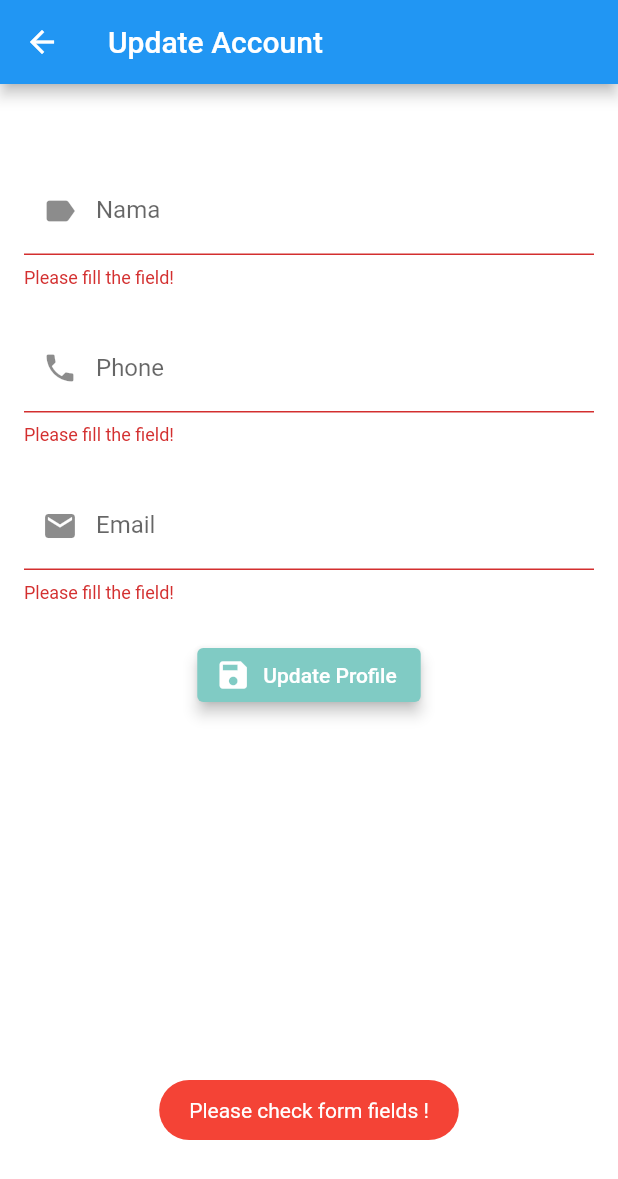
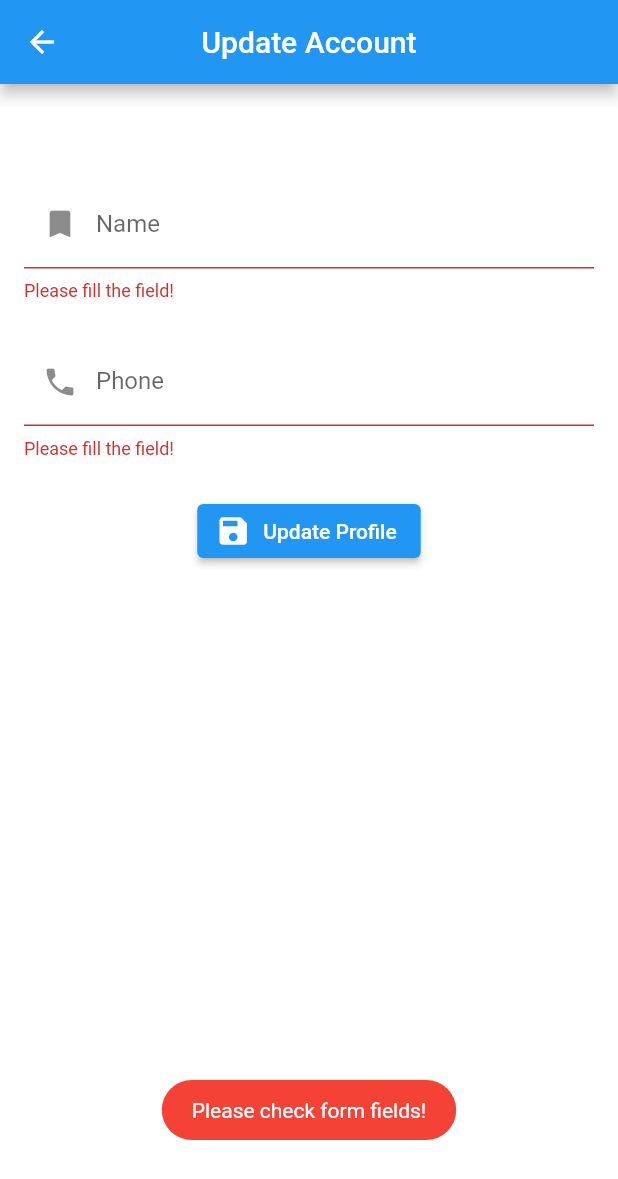
Before and after one commit to cyberval26/portolink_user, a Flutter app: the UpdateAccount screen opened directly, after a tap on "Update Profile", on a phone screen of 412 x 824 dp. Shown: the top 1179 px of the screen. Run offline on Flutter 3.47's test engine with Material 2 defaults, Android fonts, the light colour scheme and no system bars; our stand-ins replace cloud_firestore, email_validator, file_picker, firebase_auth, firebase_core, firebase_messaging and 5 more; missing offline and left inert: cloud_firestore_web, firebase_auth_web, firebase_core_web, firebase_messaging_web, firebase_storage_web, image_picker_for_web; accounts and stored records are empty; statements that could not run were skipped.

Commit message:
pending, acc ws. README NOTICE

```diff
--- a/lib/models/pending.dart
+++ b/lib/models/pending.dart
@@ -4,6 +4,7 @@ class Pending {
   final String pendingId;
   final String templateName;
   final String link;
+  final String reason;
   final String color;
   final String description;
   final String status;
@@ -12,6 +13,7 @@ class Pending {
     this.pendingId,
     this.templateName,
     this.link,
+    this.reason,
     this.color,
     this.description,
     this.status,
@@ -21,6 +23,7 @@ class Pending {
     pendingId,
     templateName,
     link,
+    reason,
     color,
     description,
     status,
--- a/lib/services/auth_services.dart
+++ b/lib/services/auth_services.dart
@@ -62,7 +62,7 @@ class AuthServices {
     });
     return true;
   }
-  static Future<bool> updateaccount(Users users, String id) async {
+  static Future<bool> updateAccount(Users users, String id) async {
     bool hsl = true;
     await Firebase.initializeApp();
     await userCollection.doc(id).update({
--- a/lib/services/order_services.dart
+++ b/lib/services/order_services.dart
@@ -16,6 +16,7 @@ class OrderServices {
       'pendingId': pending.pendingId,
       'templateName': pending.templateName,
       'link': pending.link,
+      'reason': pending.reason,
       'color': pending.color,
       'description': pending.description,
       'status': "In Progress",
@@ -54,6 +55,7 @@ class OrderServices {
       'pendingId': pending.pendingId,
       'templateName': pending.templateName,
       'link': pending.link,
+      'reason': pending.reason,
       'color': pending.color,
       'description': pending.description,
       'status': "In Progress",
--- a/lib/ui/pages/ordertemplate.dart
+++ b/lib/ui/pages/ordertemplate.dart
@@ -230,7 +230,7 @@ class _OrderTemplateState extends State<OrderTemplate> {
                                   });
                                   Order order = Order("",widget.name,ctrlColor.text,
                                       ctrlContact.text,"","","");
-                                  Pending pending = Pending("",widget.name,"",
+                                  Pending pending = Pending("",widget.name,"", "",
                                       ctrlColor.text,"","","");
 
                                   await OrderServices.addOrder(order,pending, imageFile).then((value){
--- a/lib/ui/pages/pendingrequest.dart
+++ b/lib/ui/pages/pendingrequest.dart
@@ -28,6 +28,7 @@ class _PendingRequestState extends State<PendingRequest> {
                   doc['pendingId'],
                   doc['templateName'],
                   doc['link'],
+                  doc['reason'],
                   doc['color'],
                   doc['description'],
                   doc['status'],
--- a/lib/ui/pages/requesttemplate.dart
+++ b/lib/ui/pages/requesttemplate.dart
@@ -243,7 +243,7 @@ class _RequestTemplateState extends State<RequestTemplate> {
                                   Order order = Order("",widget.name,ctrlDesc.text,
                                       "","","","");
                                   Pending pending = Pending("",widget.name,"",
-                                      "",ctrlDesc.text,"","");
+                                      "", "", ctrlDesc.text,"", "");
 
                                   await OrderServices.addRequest(order, pending, imageFile).then((value){
                                     if(value == true){
--- a/lib/ui/pages/updateaccount.dart
+++ b/lib/ui/pages/updateaccount.dart
@@ -6,7 +6,6 @@ class UpdateAccount extends StatefulWidget {
   final String name;
   final String phone;
   final String email;
-
   const UpdateAccount({
     Key key,
     this.id,
@@ -17,76 +16,60 @@ class UpdateAccount extends StatefulWidget {
   @override
   _UpdateAccountState createState() => _UpdateAccountState();
 }
-
 class _UpdateAccountState extends State<UpdateAccount> {
   bool isLoading = false;
   final _formKey = GlobalKey<FormState>();
   final ctrlName = TextEditingController();
-  final ctrlEmail = TextEditingController();
   final ctrlPhone = TextEditingController();
-  final ctrlContact = TextEditingController();
   PickedFile imageFile;
   final ImagePicker imagePicker = ImagePicker();
-
   //mengurangi memori ketika mengetik
-
   @override
   void initState() {
     ctrlName.text = widget.name;
-    ctrlEmail.text = widget.email;
     ctrlPhone.text = widget.phone;
     super.initState();
   }
-
   @override
   void dispose() {
     ctrlName.dispose();
-    ctrlEmail.dispose();
     ctrlPhone.dispose();
-    ctrlContact.dispose();
     super.dispose();
   }
-
   void clearForm() {
     ctrlName.clear();
-    ctrlEmail.clear();
     ctrlPhone.clear();
-    ctrlContact.clear();
     setState(() {
       imageFile = null;
     });
   }
-
   @override
   Widget build(BuildContext context) {
     return Scaffold(
       appBar: AppBar(
-          title: Text("Update Account"),
-          leading: IconButton(
-            icon: Icon(Icons.arrow_back),
-            onPressed: () =>
-                Navigator.pushReplacementNamed(context, ListTemplate.routeName),
-          )),
+        title: const Text("Update Account"),
+        centerTitle: true
+      ),
       resizeToAvoidBottomInset: false,
-      body: Container(
+      body: SizedBox(
         width: double.infinity,
         height: double.infinity,
-        child: Stack(children: [
-          Container(
-            child: ListView(padding: EdgeInsets.all(16), children: [
+        child: Stack(
+          children: [
+            ListView(
+              padding: const EdgeInsets.all(16),
+              children: [
                 Form(
                   key: _formKey,
                   child: Column(
                     children: [
-                    SizedBox(height: 15),
-                    SizedBox(height: 24),
+                      const SizedBox(height: 48),
                       TextFormField(
                         controller: ctrlName,
                         keyboardType: TextInputType.name,
-                      decoration: InputDecoration(
-                        labelText: "Nama",
-                        prefixIcon: Icon(Icons.label),
-                        //  border: OutlineInputBorder(),
+                        decoration: const InputDecoration(
+                          labelText: "Name",
+                          prefixIcon: Icon(Icons.bookmark)
                         ),
                         autovalidateMode: AutovalidateMode.onUserInteraction,
                         validator: (value) {
@@ -95,16 +78,15 @@ class _UpdateAccountState extends State<UpdateAccount> {
                           } else {
                             return null;
                           }
-                      },
+                        }
                       ),
-                    SizedBox(height: 24),
+                      const SizedBox(height: 24),
                       TextFormField(
                         controller: ctrlPhone,
-                      keyboardType: TextInputType.name,
-                      decoration: InputDecoration(
+                        keyboardType: TextInputType.number,
+                        decoration: const InputDecoration(
                           labelText: "Phone",
                           prefixIcon: Icon(Icons.phone),
-                        //  border: OutlineInputBorder(),
                         ),
                         autovalidateMode: AutovalidateMode.onUserInteraction,
                         validator: (value) {
@@ -113,27 +95,9 @@ class _UpdateAccountState extends State<UpdateAccount> {
                           } else {
                             return null;
                           }
-                      },
+                        }
                       ),
-                    SizedBox(height: 24),
-                    TextFormField(
-                      controller: ctrlEmail,
-                      keyboardType: TextInputType.name,
-                      decoration: InputDecoration(
-                        labelText: "Email",
-                        prefixIcon: Icon(Icons.mail),
-                        //  border: OutlineInputBorder(),
-                      ),
-                      autovalidateMode: AutovalidateMode.onUserInteraction,
-                      validator: (value) {
-                        if (value.isEmpty) {
-                          return "Please fill the field!";
-                        } else {
-                          return null;
-                        }
-                      },
-                    ),
-                    SizedBox(height: 24),
+                      const SizedBox(height: 24),
                       ElevatedButton.icon(
                         onPressed: () async {
                           if (_formKey.currentState.validate()) {
@@ -144,50 +108,41 @@ class _UpdateAccountState extends State<UpdateAccount> {
                               "",
                               ctrlName.text,
                               ctrlPhone.text,
-                              ctrlEmail.text,
                               "",
                               "",
                               "",
+                              ""
                             );
-                            await AuthServices.updateaccount(users, widget.id)
-                                .then((value) {
+                            await AuthServices.updateAccount(users, widget.id).then((value) {
                               if (value == true) {
-                                Fluttertoast.showToast(
-                                    msg: "Add order succesfully !",
-                                    backgroundColor: Colors.green);
+                                Fluttertoast.showToast(msg: "Update Success!", backgroundColor: Colors.grey);
                                 clearForm();
                                 setState(() {
                                   isLoading = false;
                                 });
-                                Navigator.pushReplacementNamed(
-                                    context, Dashboard.routeName);
+                                Navigator.pushReplacementNamed(context, AccountView.routeName);
                               } else {
-                                ActivityServices.showToast(
-                                    "Add Order failed", Colors.red);
+                                ActivityServices.showToast("Update failed", Colors.red);
                               }
                             });
                           } else {
-                            ActivityServices.showToast(
-                                "Please check form fields !", Colors.red);
-                            // bisa dikosongkan saja
-                            //Fluttertoast.showToast(msg: "Please check the fields !",backgroundColor: Colors.red);
+                            ActivityServices.showToast("Please check form fields!", Colors.red);
                           }
                         },
-                        icon: Icon(Icons.save),
-                        label: Text("Update Profile"),
-                        style: ElevatedButton.styleFrom(
-                          onPrimary: Colors.white,
-                          primary: Colors.teal[200],
-                          elevation: 4,
-                        )),
-                  ],
+                        icon: const Icon(Icons.save),
+                        label: const Text("Update Profile")
+                      )
+                    ]
+                  )
+                )
+              ]
             ),
-              ),
-            ]),
-          ),
-          isLoading == true ? ActivityServices.loadings() : Container()
-        ]),
-      ),
+            isLoading == true
+            ? ActivityServices.loadings()
+            : Container()
+          ]
+        )
+      )
     );
   }
 }
--- a/lib/ui/widgets/accountview.dart
+++ b/lib/ui/widgets/accountview.dart
@@ -2,6 +2,7 @@ part of "widgets.dart";
 
 class AccountView extends StatefulWidget {
   const AccountView({Key key, this.users}) : super(key: key);
+  static const String routeName = "/accountview";
   final Users users;
   @override
   _AccountViewState createState() => _AccountViewState();
@@ -32,7 +33,6 @@ class _AccountViewState extends State<AccountView> {
                       id: users.uid,
                       name: users.name,
                       phone: users.phone,
-                      email: users.email,
                     )
                   ));
                 }
@@ -46,18 +46,6 @@ class _AccountViewState extends State<AccountView> {
                     "  " + users.name,
                     textAlign: TextAlign.center,
                     style: const TextStyle(fontSize: 24)
-                  )
-                ]
-              ),
-              const SizedBox(height: 15),
-              Row(
-                mainAxisAlignment: MainAxisAlignment.center,
-                children: [
-                  const Icon(Icons.email, color: Colors.black54),
-                  Text(
-                    "  " + users.email,
-                    textAlign: TextAlign.center,
-                    style: const TextStyle(fontSize: 24),
                   )
                 ]
               ),
```
Also changed, not shown: lib/services/pending_services.dart (+13 -14 lines), lib/ui/pages/listtemplate.dart (+9 -11 lines), lib/ui/pages/mainmenu.dart (+7 -25 lines), lib/ui/pages/myaccount.dart (+6 -5 lines), lib/ui/widgets/pendingview.dart (+36 -9 lines), 1 other file. Lines whose indentation alone changed are shown as unchanged.
